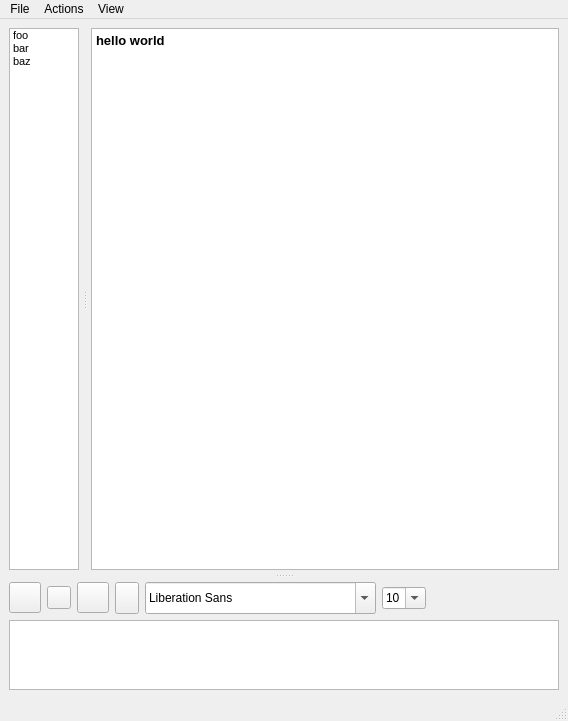
mnunberg/yobot, file py/gui/chatwindow.ui: the form before one commit.
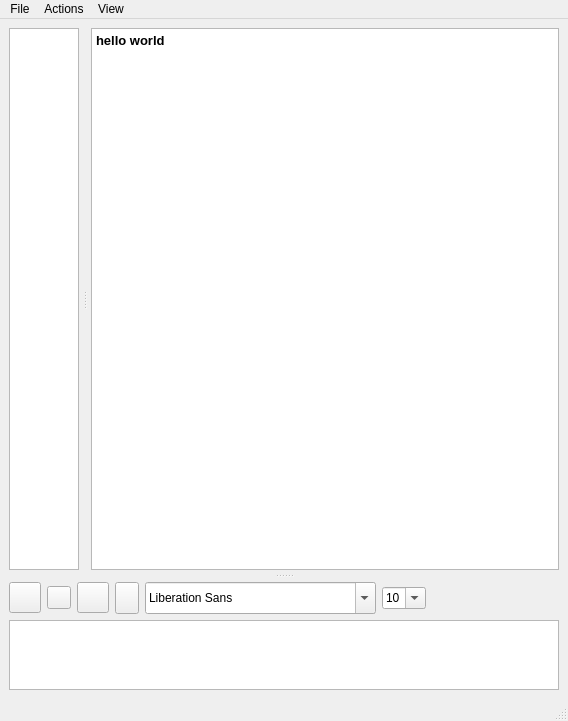
The form after the commit. Icons and pictures are not drawn.

Diff of the .ui file:
```diff
--- a/py/gui/chatwindow.ui
+++ b/py/gui/chatwindow.ui
@@ -67,21 +67,6 @@
            <property name="styleSheet">
             <string notr="true">font: 8pt;</string>
            </property>
-           <item>
-            <property name="text">
-             <string>foo</string>
-            </property>
-           </item>
-           <item>
-            <property name="text">
-             <string>bar</string>
-            </property>
-           </item>
-           <item>
-            <property name="text">
-             <string>baz</string>
-            </property>
-           </item>
           </widget>
           <widget class="QTextBrowser" name="convtext">
            <property name="enabled">
```
